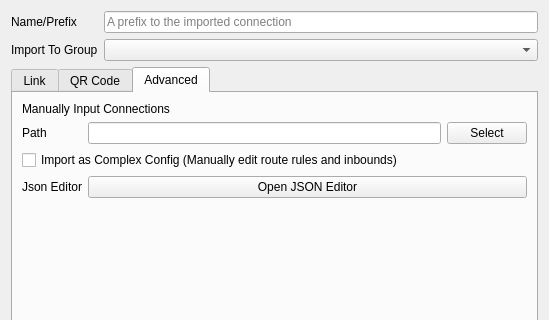
Before: the Qt Designer form src/ui/widgets/windows/w_ImportConfig.ui in Qv2ray/Qv2ray, drawn with Qt 5; both pictures show x 0 to 549 and y 0 to 320 of the 549 by 482 pixel window.
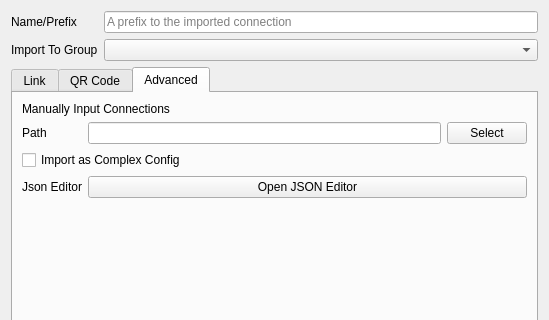
After: the same form once the commit is applied. The open tabs and pages were chosen to show the change.

Diff of the .ui file:
```diff
--- a/src/ui/widgets/windows/w_ImportConfig.ui
+++ b/src/ui/widgets/windows/w_ImportConfig.ui
@@ -265,7 +265,7 @@
        <item row="2" column="0" colspan="2">
         <widget class="QCheckBox" name="keepImportedInboundCheckBox">
          <property name="text">
-          <string>Import as Complex Config (Manually edit route rules and inbounds)</string>
+          <string>Import as Complex Config</string>
          </property>
         </widget>
        </item>
```
